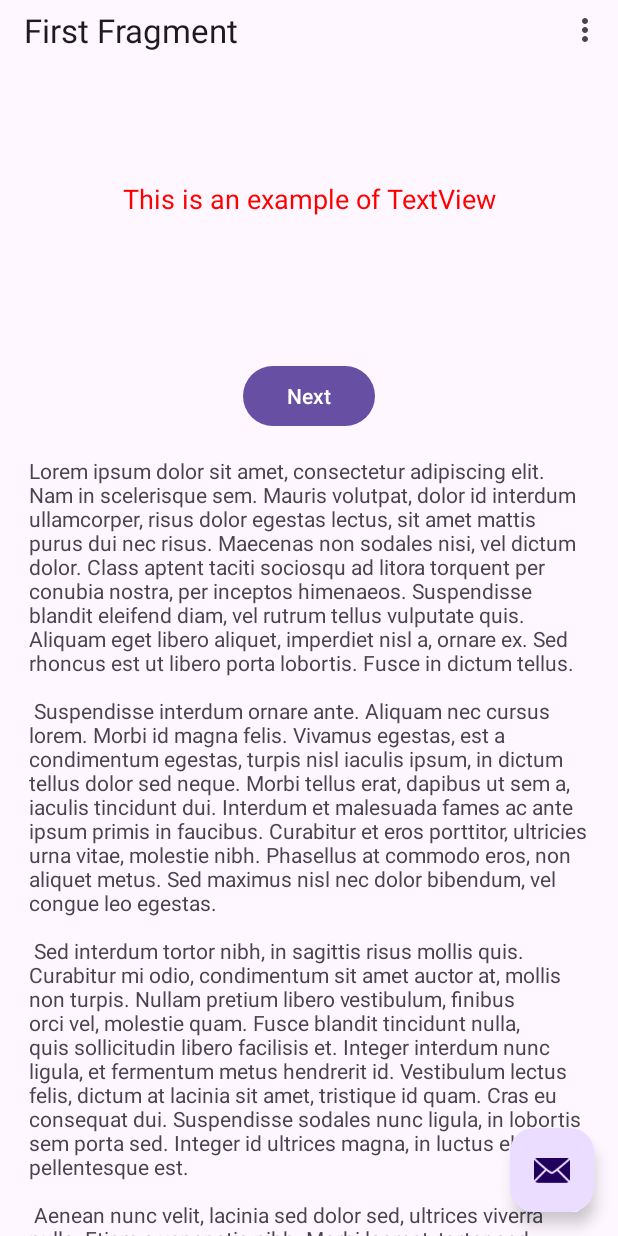
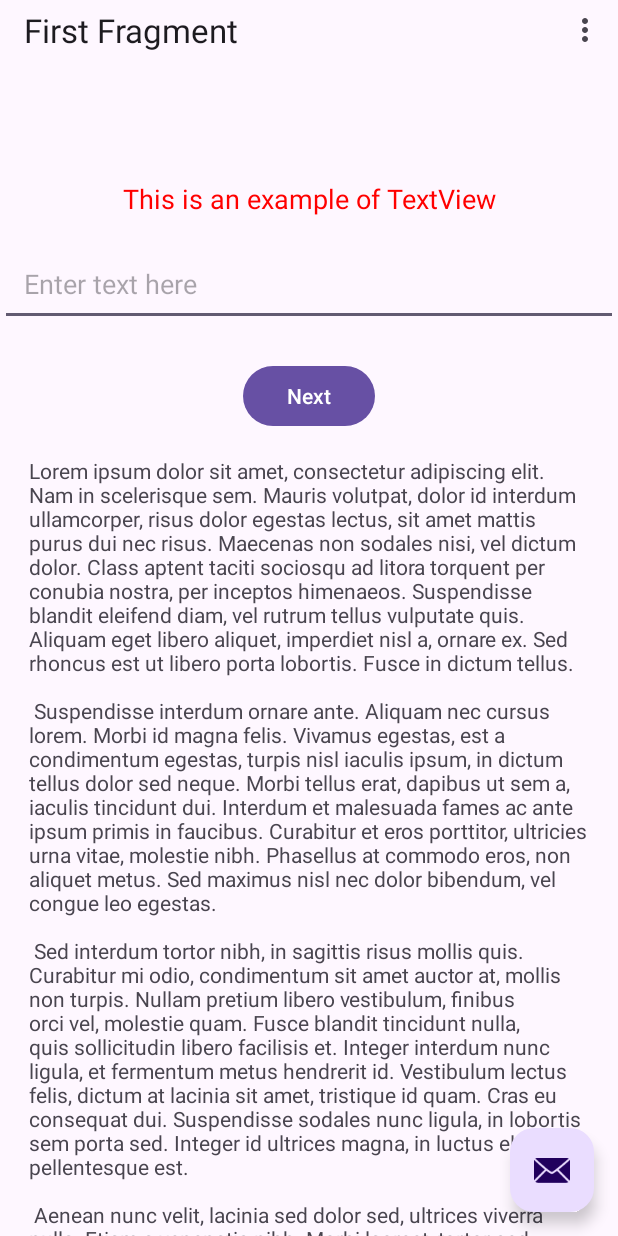
Before and after one commit to Rvannest/BasicViewsActivity4200Assignment1, an Android app: the screen it shows after launch (MainActivity), on a phone screen of 412 x 824 dp. Run offline under Robolectric (Android 15) with nearby library versions, the phone set to English and light mode, and no system bars; our stand-ins replace navigation-ui.

Commit message:
EditText task

```diff
--- a/app/src/main/java/com/example/basicviewsactivity4200assignment1/MainActivity.java
+++ b/app/src/main/java/com/example/basicviewsactivity4200assignment1/MainActivity.java
@@ -20,8 +20,13 @@ import android.view.Menu;
 import android.view.MenuItem;
 
 //for textview
+import android.widget.EditText;
 import android.widget.TextView;
 import android.widget.Toast;
+
+//for edittext
+import android.view.KeyEvent;
+import android.view.inputmethod.EditorInfo;
 
 public class MainActivity extends AppCompatActivity {
 
@@ -30,6 +35,7 @@ public class MainActivity extends AppCompatActivity {
 
     //textview variable
     private TextView textView;
+    private EditText editText;
 
     @Override
     protected void onCreate(Bundle savedInstanceState) {
@@ -63,6 +69,22 @@ public class MainActivity extends AppCompatActivity {
                 Toast.makeText(MainActivity.this, "TextView Clicked", Toast.LENGTH_SHORT).show();
             }
         });
+
+        editText = findViewById(R.id.editText);
+
+        editText.setOnEditorActionListener(new TextView.OnEditorActionListener() {
+            @Override
+            public boolean onEditorAction(TextView v, int actionId, KeyEvent event) {
+                if (actionId == EditorInfo.IME_ACTION_DONE) {
+                    // Handle the done button click
+                    String inputText = editText.getText().toString();
+                    Toast.makeText(MainActivity.this, "Input received: " + inputText, Toast.LENGTH_SHORT).show();
+                    return true;
+                }
+                return false;
+            }
+        });
+
     }
 
     @Override
--- a/app/src/main/res/layout/content_main.xml
+++ b/app/src/main/res/layout/content_main.xml
@@ -19,8 +19,18 @@
         app:layout_constraintStart_toStartOf="parent"
         app:layout_constraintEnd_toEndOf="parent"
         app:layout_constraintTop_toTopOf="parent"
-        app:layout_constraintBottom_toTopOf="@id/nav_host_fragment_content_main"/>
+        app:layout_constraintBottom_toTopOf="@id/nav_host_fragment_content_main" />
 
+    <EditText
+        android:id="@+id/editText"
+        android:layout_width="match_parent"
+        android:layout_height="wrap_content"
+        android:hint="Enter text here"
+        android:inputType="text"
+        android:padding="16dp"
+        app:layout_constraintTop_toBottomOf="@id/textView"
+        app:layout_constraintStart_toStartOf="parent"
+        app:layout_constraintEnd_toEndOf="parent" />
 
     <fragment
         android:id="@+id/nav_host_fragment_content_main"
```
